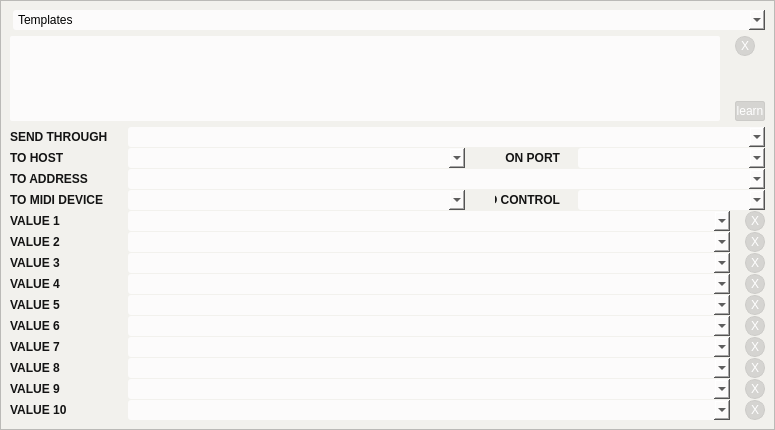
This is interfaces/extoscpatterneditor.ui in buzzinglight/IanniX as Qt 5 draws it before an edit. The edited form follows.
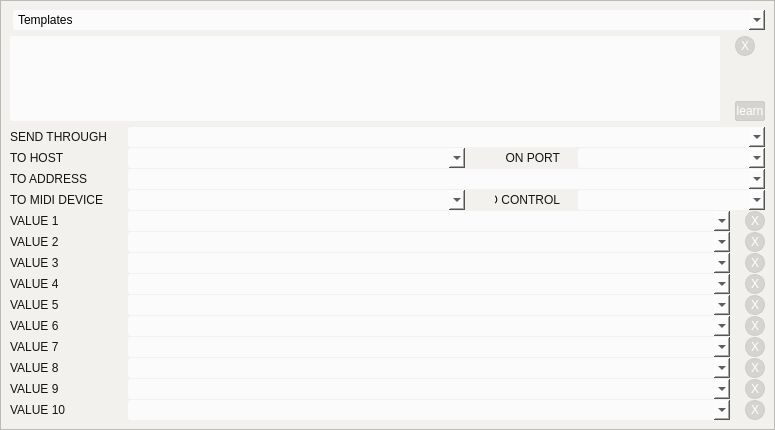
This is the edited form. Icons and pictures are not drawn. Custom widgets are drawn as their Qt base class.

```diff
--- a/interfaces/extoscpatterneditor.ui
+++ b/interfaces/extoscpatterneditor.ui
@@ -21,13 +21,12 @@
   </property>
   <property name="styleSheet">
    <string notr="true">QWidget {
-	font: 						10px &quot;Museo Sans&quot;, &quot;Arial&quot;;
+	font: 						10px &quot;Museo Sans&quot;, &quot;Museo Sans 500&quot;, &quot;Arial&quot;;
 	margin: 					0px;
 	padding: 					0px;
 }
 QLabel {
-	font: 						9px &quot;Museo Sans&quot;, &quot;Arial&quot;;
-	font:							bold;
+	font: 						9px &quot;Museo Sans&quot;, &quot;Museo Sans 500&quot;, &quot;Arial&quot;;
 	color: 						rgb(20, 20, 20);
 }
 QLineEdit {
@@ -39,7 +38,7 @@
 	background-color:	rgb(242, 241, 237);
 }
 QPlainTextEdit#patternEdit {
-	font: 11px &quot;Lucida Console&quot;, &quot;Monaco&quot;;
+	font: 11px &quot;Lucida Console&quot;, &quot;Monaco&quot;, &quot;Monospace&quot;;
 }
 
 
```
